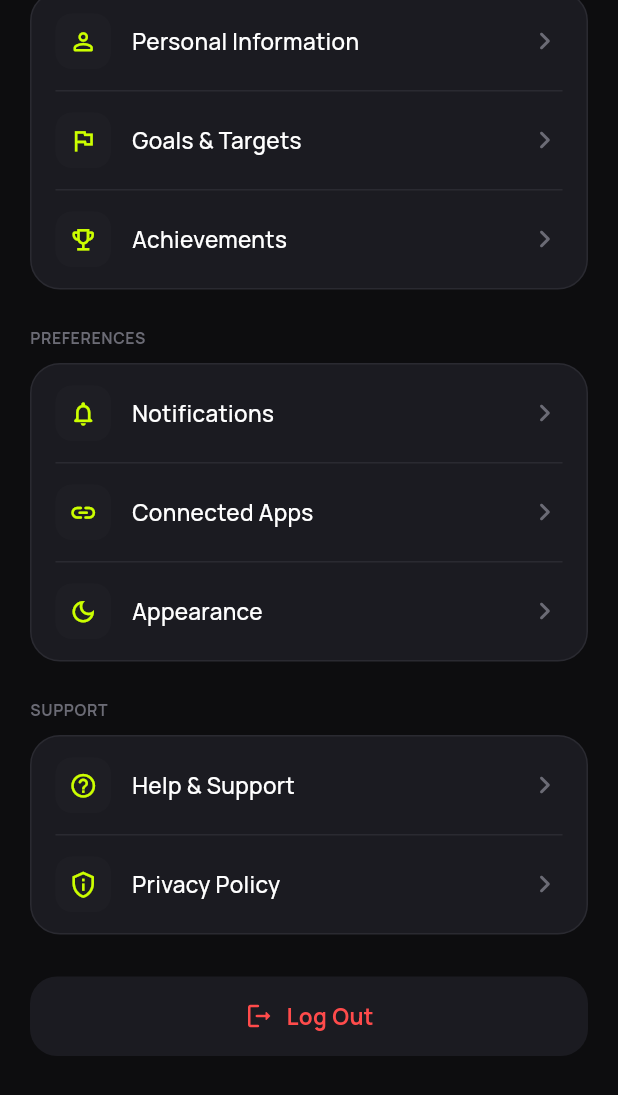
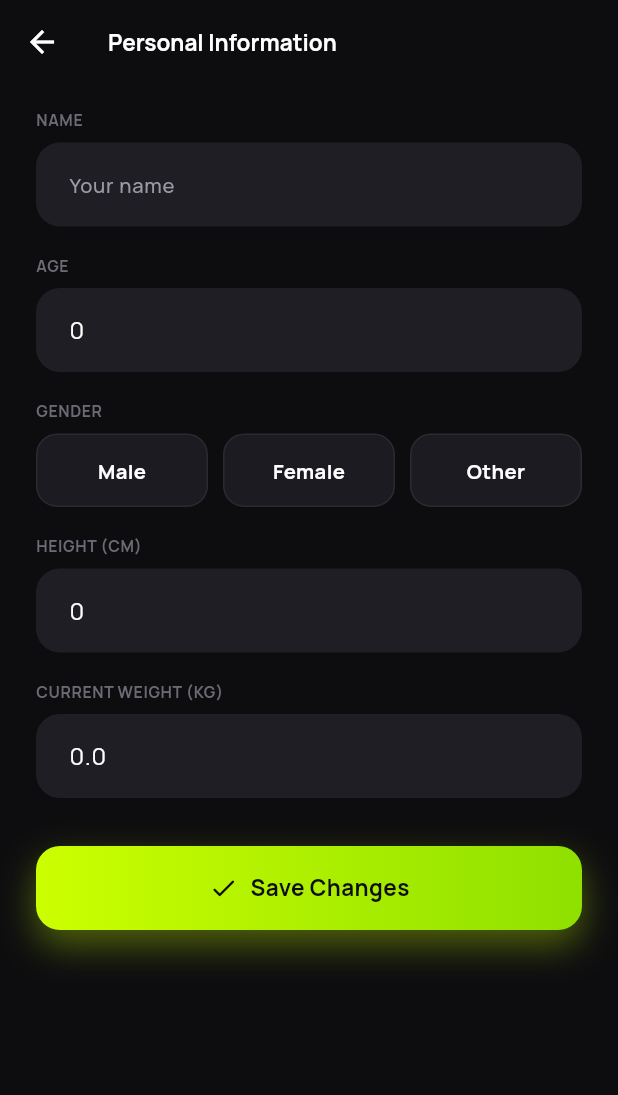
Before and after one commit to SOUMO96/MuscleFactory, a Flutter app: the ProfileScreen screen opened directly, scrolled down 404 dp, after a tap on "Personal Information", on a phone screen of 412 x 824 dp. Shown: the top 1095 px of the screen. Run offline on Flutter 3.47's test engine with Material 3 defaults, Android fonts, the phone set to English and light mode, and no system bars; our stand-ins replace fl_chart, google_fonts, supabase_flutter; accounts and stored records are empty.

Commit message:
Make the Profile "Personal Information" menu item functional
It was previously a dead tap target (every _MenuCard item shared one
hardcoded no-op onTap). Added a per-item onTap to _MenuItemData/
_MenuCard, and wired "Personal Information" specifically to a new
PersonalInformationScreen -- an edit form pre-filled from the current
profile (name, age, gender, height in cm, current weight in kg) with
basic range validation, saved via a new
UserRepository.updatePersonalInfo() that updates just those fields
without touching goal/target data.

"Goals & Targets" and "Achievements" are left as no-ops for now --
out of scope for this change.

flutter analyze: 0 issues. flutter test: passing.

Co-Authored-By: Claude Sonnet 5 <noreply@anthropic.com>

```diff
--- a/lib/core/services/user_repository.dart
+++ b/lib/core/services/user_repository.dart
@@ -42,6 +42,25 @@ class UserRepository {
   Future<bool> ensureProfile(String uid) async {
     final profile = await getUserProfile(uid);
     return profile?.surveyCompleted ?? false;
+  }
+
+  /// Updates the editable personal-info fields from the Profile ->
+  /// Personal Information screen, without touching goal/target fields.
+  Future<void> updatePersonalInfo({
+    required String uid,
+    required String name,
+    required int age,
+    required String gender,
+    required double heightCm,
+    required double currentWeightKg,
+  }) {
+    return _profiles.update({
+      'display_name': name,
+      'age': age,
+      'gender': gender,
+      'height_cm': heightCm,
+      'current_weight_kg': currentWeightKg,
+    }).eq('id', uid);
   }
 
   Future<void> saveSurveyResults({
--- /dev/null
+++ b/lib/features/profile/personal_information_screen.dart
@@ -0,0 +1,202 @@
+import 'package:flutter/material.dart';
+
+import '../../core/services/auth_service.dart';
+import '../../core/services/user_repository.dart';
+import '../../core/theme/app_colors.dart';
+import '../../core/theme/app_text_styles.dart';
+import '../../core/widgets/primary_button.dart';
+import '../../shared/models/app_user.dart';
+
+/// Lets a signed-in user view and edit the personal-info fields collected
+/// by the onboarding survey (name, age, gender, height, current weight),
+/// reached from Profile -> Personal Information.
+class PersonalInformationScreen extends StatefulWidget {
+  const PersonalInformationScreen({super.key, required this.profile});
+
+  final AppUser profile;
+
+  @override
+  State<PersonalInformationScreen> createState() => _PersonalInformationScreenState();
+}
+
+class _PersonalInformationScreenState extends State<PersonalInformationScreen> {
+  late final TextEditingController _nameController;
+  late final TextEditingController _ageController;
+  late final TextEditingController _heightController;
+  late final TextEditingController _weightController;
+  late String? _gender;
+  bool _saving = false;
+
+  @override
+  void initState() {
+    super.initState();
+    final profile = widget.profile;
+    _nameController = TextEditingController(text: profile.displayName == 'Athlete' ? '' : profile.displayName);
+    _ageController = TextEditingController(text: profile.age?.toString() ?? '');
+    _heightController = TextEditingController(text: profile.heightCm?.round().toString() ?? '');
+    _weightController = TextEditingController(text: profile.currentWeightKg?.toStringAsFixed(1) ?? '');
+    _gender = profile.gender;
+  }
+
+  @override
+  void dispose() {
+    _nameController.dispose();
+    _ageController.dispose();
+    _heightController.dispose();
+    _weightController.dispose();
+    super.dispose();
+  }
+
+  void _showError(String message) {
+    ScaffoldMessenger.of(context).showSnackBar(
+      SnackBar(content: Text(message), backgroundColor: AppColors.error),
+    );
+  }
+
+  Future<void> _save() async {
+    final name = _nameController.text.trim();
+    final age = int.tryParse(_ageController.text.trim());
+    final height = double.tryParse(_heightController.text.trim());
+    final weight = double.tryParse(_weightController.text.trim());
+
+    if (name.isEmpty) {
+      _showError('Enter your name.');
+      return;
+    }
+    if (age == null || age < 13 || age > 99) {
+      _showError('Enter a valid age (13-99).');
+      return;
+    }
+    if (_gender == null) {
+      _showError('Select your gender.');
+      return;
+    }
+    if (height == null || height < 100 || height > 230) {
+      _showError('Enter a valid height in cm (100-230).');
+      return;
+    }
+    if (weight == null || weight < 30 || weight > 200) {
+      _showError('Enter a valid weight in kg (30-200).');
+      return;
+    }
+
+    final user = AuthService.instance.currentUser;
+    if (user == null) {
+      _showError('You have been signed out. Please log in again.');
+      return;
+    }
+
+    setState(() => _saving = true);
+    try {
+      await UserRepository.instance.updatePersonalInfo(
+        uid: user.id,
+        name: name,
+        age: age,
+        gender: _gender!,
+        heightCm: height,
+        currentWeightKg: weight,
+      );
+      if (!mounted) return;
+      Navigator.of(context).pop();
+    } catch (e) {
+      _showError('Could not save your changes. Please try again.');
+    } finally {
+      if (mounted) setState(() => _saving = false);
+    }
+  }
+
+  @override
+  Widget build(BuildContext context) {
+    return Scaffold(
+      appBar: AppBar(title: Text('Personal Information', style: AppTextStyles.h3)),
+      body: SafeArea(
+        top: false,
+        child: SingleChildScrollView(
+          padding: const EdgeInsets.fromLTRB(24, 16, 24, 24),
+          child: Column(
+            crossAxisAlignment: CrossAxisAlignment.start,
+            children: [
+              Text('NAME', style: AppTextStyles.caption),
+              const SizedBox(height: 8),
+              TextField(
+                controller: _nameController,
+                decoration: const InputDecoration(hintText: 'Your name'),
+              ),
+              const SizedBox(height: 18),
+              Text('AGE', style: AppTextStyles.caption),
+              const SizedBox(height: 8),
+              TextField(
+                controller: _ageController,
+                keyboardType: TextInputType.number,
+                decoration: const InputDecoration(hintText: 'Your age'),
+              ),
+              const SizedBox(height: 18),
+              Text('GENDER', style: AppTextStyles.caption),
+              const SizedBox(height: 8),
+              Row(
+                children: [
+                  Expanded(child: _GenderChip(label: 'Male', selected: _gender == 'Male', onTap: () => setState(() => _gender = 'Male'))),
+                  const SizedBox(width: 10),
+                  Expanded(child: _GenderChip(label: 'Female', selected: _gender == 'Female', onTap: () => setState(() => _gender = 'Female'))),
+                  const SizedBox(width: 10),
+                  Expanded(child: _GenderChip(label: 'Other', selected: _gender == 'Other', onTap: () => setState(() => _gender = 'Other'))),
+                ],
+              ),
+              const SizedBox(height: 18),
+              Text('HEIGHT (CM)', style: AppTextStyles.caption),
+              const SizedBox(height: 8),
+              TextField(
+                controller: _heightController,
+                keyboardType: TextInputType.number,
+                decoration: const InputDecoration(hintText: 'Height in cm'),
+              ),
+              const SizedBox(height: 18),
+              Text('CURRENT WEIGHT (KG)', style: AppTextStyles.caption),
+              const SizedBox(height: 8),
+              TextField(
+                controller: _weightController,
+                keyboardType: const TextInputType.numberWithOptions(decimal: true),
+                decoration: const InputDecoration(hintText: 'Weight in kg'),
+              ),
+              const SizedBox(height: 32),
+              _saving
+                  ? const Center(child: CircularProgressIndicator(color: AppColors.primary))
+                  : PrimaryButton(label: 'Save Changes', icon: Icons.check_rounded, onPressed: _save),
+            ],
+          ),
+        ),
+      ),
+    );
+  }
+}
+
+class _GenderChip extends StatelessWidget {
+  const _GenderChip({required this.label, required this.selected, required this.onTap});
+  final String label;
+  final bool selected;
+  final VoidCallback onTap;
+
+  @override
+  Widget build(BuildContext context) {
+    return GestureDetector(
+      onTap: onTap,
+      child: AnimatedContainer(
+        duration: const Duration(milliseconds: 180),
+        padding: const EdgeInsets.symmetric(vertical: 14),
+        alignment: Alignment.center,
+        decoration: BoxDecoration(
+          color: selected ? AppColors.primary : AppColors.card,
+          borderRadius: BorderRadius.circular(14),
+          border: Border.all(color: selected ? AppColors.primary : AppColors.divider, width: selected ? 1.5 : 1),
+        ),
+        child: Text(
+          label,
+          style: AppTextStyles.bodyMedium.copyWith(
+            color: selected ? AppColors.background : AppColors.textPrimary,
+            fontWeight: FontWeight.w700,
+          ),
+        ),
+      ),
+    );
+  }
+}
--- a/lib/features/profile/profile_screen.dart
+++ b/lib/features/profile/profile_screen.dart
@@ -6,6 +6,7 @@ import '../../core/theme/app_colors.dart';
 import '../../core/theme/app_text_styles.dart';
 import '../../shared/models/app_user.dart';
 import '../auth/login_screen.dart';
+import 'personal_information_screen.dart';
 
 class ProfileScreen extends StatelessWidget {
   const ProfileScreen({super.key});
@@ -119,10 +120,18 @@ class ProfileScreen extends StatelessWidget {
                       const SizedBox(height: 28),
                       Text('ACCOUNT', style: AppTextStyles.caption),
                       const SizedBox(height: 10),
-                      const _MenuCard(items: [
-                        _MenuItemData(icon: Icons.person_outline_rounded, label: 'Personal Information'),
-                        _MenuItemData(icon: Icons.flag_outlined, label: 'Goals & Targets'),
-                        _MenuItemData(icon: Icons.emoji_events_outlined, label: 'Achievements'),
+                      _MenuCard(items: [
+                        _MenuItemData(
+                          icon: Icons.person_outline_rounded,
+                          label: 'Personal Information',
+                          onTap: profile == null
+                              ? null
+                              : () => Navigator.of(context).push(
+                                    MaterialPageRoute(builder: (_) => PersonalInformationScreen(profile: profile)),
+                                  ),
+                        ),
+                        const _MenuItemData(icon: Icons.flag_outlined, label: 'Goals & Targets'),
+                        const _MenuItemData(icon: Icons.emoji_events_outlined, label: 'Achievements'),
                       ]),
                       const SizedBox(height: 24),
                       Text('PREFERENCES', style: AppTextStyles.caption),
@@ -313,9 +322,10 @@ class _VerticalDivider extends StatelessWidget {
 }
 
 class _MenuItemData {
-  const _MenuItemData({required this.icon, required this.label});
+  const _MenuItemData({required this.icon, required this.label, this.onTap});
   final IconData icon;
   final String label;
+  final VoidCallback? onTap;
 }
 
 class _MenuCard extends StatelessWidget {
@@ -336,7 +346,7 @@ class _MenuCard extends StatelessWidget {
           return Column(
             children: [
               InkWell(
-                onTap: () {},
+                onTap: item.onTap,
                 borderRadius: BorderRadius.circular(20),
                 child: Padding(
                   padding: const EdgeInsets.symmetric(horizontal: 16, vertical: 14),
```
